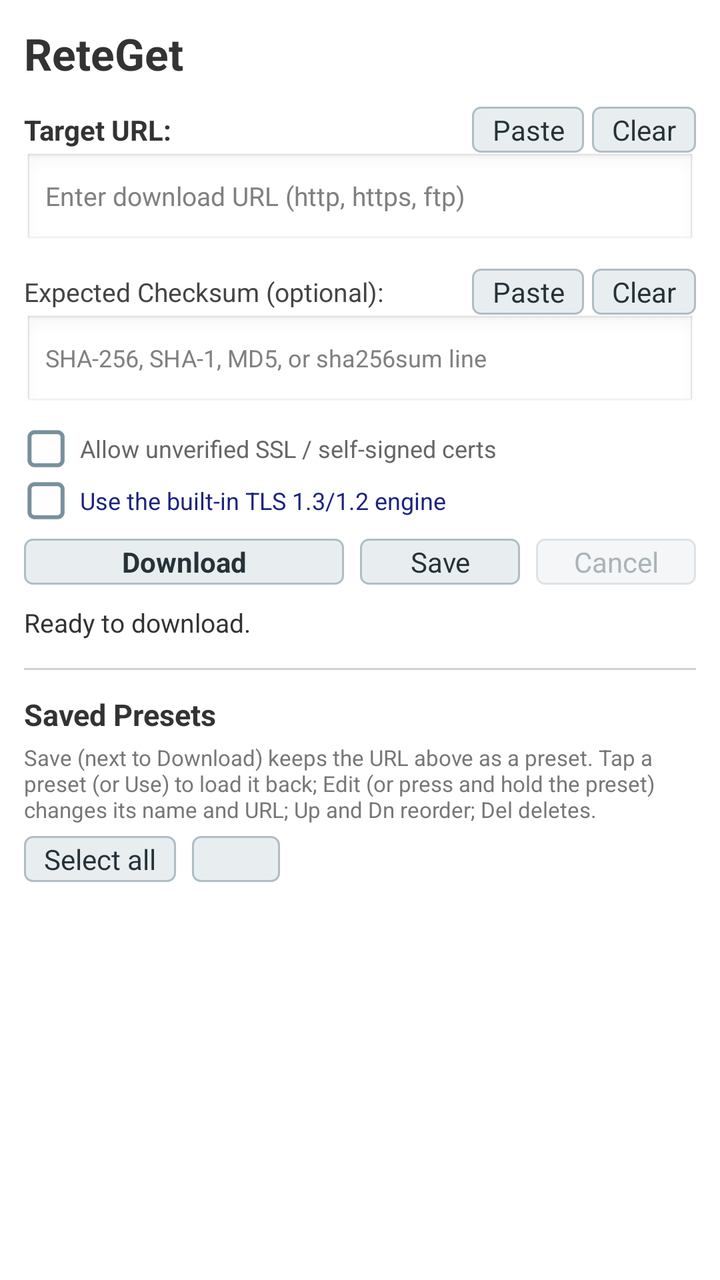
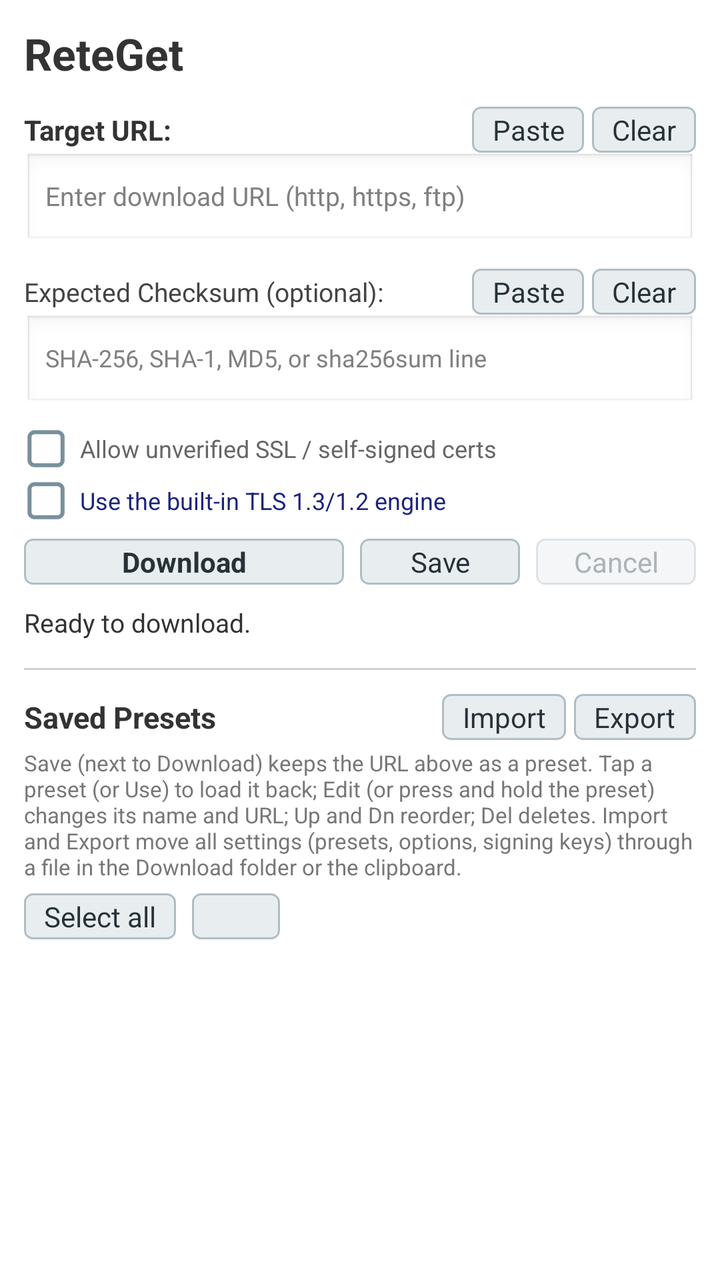

The first picture is an Android layout as it rendered before a commit; the second is the same layout after the commit. The layout source and the unified diff follow.
<!-- AndroidManifest.xml: application theme AppTheme -->
<!-- res/layout/activity_main.xml -->
<?xml version="1.0" encoding="utf-8"?>
<ScrollView xmlns:android="http://schemas.android.com/apk/res/android"
    android:id="@+id/scroll_view"
    android:layout_width="fill_parent"
    android:layout_height="fill_parent"
    android:fillViewport="true">

    <LinearLayout
        android:layout_width="fill_parent"
        android:layout_height="wrap_content"
        android:orientation="vertical"
        android:padding="12dp">

        <TextView
            android:layout_width="fill_parent"
            android:layout_height="wrap_content"
            android:text="@string/app_name"
            android:textSize="22sp"
            android:textStyle="bold"
            android:textColor="#333333"
            android:paddingBottom="8dp" />

        
        <LinearLayout
            android:id="@+id/layout_queue_section"
            android:layout_width="fill_parent"
            android:layout_height="wrap_content"
            android:orientation="vertical"
            android:background="#F2F6FA"
            android:padding="8dp"
            android:layout_marginBottom="10dp"
            android:visibility="gone">

            <LinearLayout
                android:layout_width="fill_parent"
                android:layout_height="wrap_content"
                android:orientation="horizontal"
                android:gravity="center_vertical">

                <TextView
                    android:id="@+id/txt_queue_title"
                    android:layout_width="0dp"
                    android:layout_height="wrap_content"
                    android:layout_weight="1"
                    android:text="@string/queue_title"
                    android:textSize="15sp"
                    android:textStyle="bold"
                    android:textColor="#006699" />

                <Button
                    android:id="@+id/btn_queue_clear"
                    android:layout_width="wrap_content"
                    android:layout_height="wrap_content"
                    android:text="@string/queue_clear_finished"
                    android:textSize="12sp" />
            </LinearLayout>

            <LinearLayout
                android:layout_width="fill_parent"
                android:layout_height="wrap_content"
                android:orientation="horizontal"
                android:layout_marginTop="4dp">

                <Button
                    android:id="@+id/btn_queue_select_all"
                    android:layout_width="wrap_content"
                    android:layout_height="wrap_content"
                    android:text="@string/btn_select_all" />

                <Button
                    android:id="@+id/btn_queue_delete_selected"
                    android:layout_width="wrap_content"
                    android:layout_height="wrap_content"
                    android:layout_marginLeft="8dp"
                    android:textColor="@color/btn_danger_text" />
            </LinearLayout>

            <LinearLayout
                android:id="@+id/layout_queue_list"
                android:layout_width="fill_parent"
                android:layout_height="wrap_content"
                android:orientation="vertical" />
        </LinearLayout>

        <LinearLayout
            android:layout_width="fill_parent"
            android:layout_height="wrap_content"
            android:orientation="horizontal"
            android:gravity="center_vertical"
            android:paddingTop="4dp">

            <TextView
                android:layout_width="0dp"
                android:layout_height="wrap_content"
                android:layout_weight="1"
                android:text="@string/target_url"
                android:textSize="14sp"
                android:textStyle="bold"
                android:textColor="#333333" />

            <Button
                android:id="@+id/btn_paste_url"
                android:layout_width="wrap_content"
                android:layout_height="wrap_content"
                android:text="@string/btn_paste" />

            <Button
                android:id="@+id/btn_clear_url"
                android:layout_width="wrap_content"
                android:layout_height="wrap_content"
                android:layout_marginLeft="4dp"
                android:text="@string/btn_clear_url" />
        </LinearLayout>

        <EditText
            android:id="@+id/edit_url"
            android:layout_width="fill_parent"
            android:layout_height="wrap_content"
            android:hint="@string/url_hint"
            android:singleLine="false"
            android:maxLines="4"
            android:textSize="13sp"
            android:layout_marginBottom="8dp" />

        
        <LinearLayout
            android:id="@+id/layout_variables"
            android:layout_width="fill_parent"
            android:layout_height="wrap_content"
            android:orientation="vertical"
            android:layout_marginBottom="10dp"
            android:visibility="gone">

            <TextView
                android:layout_width="fill_parent"
                android:layout_height="wrap_content"
                android:text="@string/lbl_templates"
                android:textSize="13sp"
                android:textStyle="bold"
                android:textColor="#006699"
                android:paddingBottom="4dp" />

            <LinearLayout
                android:id="@+id/variables_fields"
                android:layout_width="fill_parent"
                android:layout_height="wrap_content"
                android:orientation="vertical" />

            <TextView
                android:id="@+id/txt_resolved_preview"
                android:layout_width="fill_parent"
                android:layout_height="wrap_content"
                android:textSize="11sp"
                android:textColor="#555555"
                android:paddingTop="4dp" />
        </LinearLayout>

        
        <LinearLayout
            android:layout_width="fill_parent"
            android:layout_height="wrap_content"
            android:orientation="horizontal"
            android:gravity="center_vertical"
            android:paddingTop="2dp">

            <TextView
                android:layout_width="0dp"
                android:layout_height="wrap_content"
                android:layout_weight="1"
                android:text="@string/lbl_checksum"
                android:textSize="13sp"
                android:textColor="#444444" />

            <Button
                android:id="@+id/btn_paste_checksum"
                android:layout_width="wrap_content"
                android:layout_height="wrap_content"
                android:text="@string/btn_paste" />

            <Button
                android:id="@+id/btn_clear_checksum"
                android:layout_width="wrap_content"
                android:layout_height="wrap_content"
                android:layout_marginLeft="4dp"
                android:text="@string/btn_clear_url" />
        </LinearLayout>

        <EditText
            android:id="@+id/edit_expected_checksum"
            android:layout_width="fill_parent"
            android:layout_height="wrap_content"
            android:layout_marginBottom="8dp"
            android:hint="@string/checksum_hint"
            android:singleLine="true"
            android:textSize="12sp" />

        <CheckBox
            android:id="@+id/chk_insecure_ssl"
            android:layout_width="fill_parent"
            android:layout_height="wrap_content"
            android:text="@string/chk_insecure"
            android:textSize="12sp"
            android:textColor="#666666"
            android:layout_marginBottom="4dp" />

        <CheckBox
            android:id="@+id/chk_pure_tls"
            android:layout_width="fill_parent"
            android:layout_height="wrap_content"
            android:text="@string/chk_pure_tls"
            android:textSize="12sp"
            android:textColor="#1a237e"
            android:layout_marginBottom="8dp" />

        <LinearLayout
            android:layout_width="fill_parent"
            android:layout_height="wrap_content"
            android:orientation="horizontal"
            android:layout_marginBottom="10dp">

            <Button
                android:id="@+id/btn_download"
                android:layout_width="0dp"
                android:layout_height="wrap_content"
                android:layout_weight="2"
                android:text="@string/btn_download"
                android:textStyle="bold" />

            
            <Button
                android:id="@+id/btn_add_preset"
                android:layout_width="0dp"
                android:layout_height="wrap_content"
                android:layout_weight="1"
                android:layout_marginLeft="8dp"
                android:text="@string/btn_add_preset" />

            <Button
                android:id="@+id/btn_cancel"
                android:layout_width="0dp"
                android:layout_height="wrap_content"
                android:layout_weight="1"
                android:layout_marginLeft="8dp"
                android:text="@string/btn_cancel"
                android:enabled="false" />
        </LinearLayout>

        <ProgressBar
            android:id="@+id/progress_bar"
            style="?android:attr/progressBarStyleHorizontal"
            android:layout_width="fill_parent"
            android:layout_height="wrap_content"
            android:max="100"
            android:progress="0"
            android:visibility="gone"
            android:layout_marginBottom="6dp" />

        <TextView
            android:id="@+id/txt_progress_details"
            android:layout_width="fill_parent"
            android:layout_height="wrap_content"
            android:textSize="12sp"
            android:textColor="#666666"
            android:visibility="gone"
            android:layout_marginBottom="6dp" />

        <TextView
            android:id="@+id/txt_status"
            android:layout_width="fill_parent"
            android:layout_height="wrap_content"
            android:text="@string/status_idle"
            android:textSize="13sp"
            android:textColor="#333333"
            android:paddingBottom="6dp" />

        
        <LinearLayout
            android:id="@+id/layout_checksum_result"
            android:layout_width="fill_parent"
            android:layout_height="wrap_content"
            android:orientation="vertical"
            android:background="#f0f4f8"
            android:padding="8dp"
            android:layout_marginBottom="8dp"
            android:visibility="gone">

            <TextView
                android:id="@+id/txt_checksum_result"
                android:layout_width="fill_parent"
                android:layout_height="wrap_content"
                android:textSize="12sp"
                android:textColor="#222222"
                android:paddingBottom="6dp" />

            <LinearLayout
                android:layout_width="fill_parent"
                android:layout_height="wrap_content"
                android:orientation="horizontal">

                <Button
                    android:id="@+id/btn_copy_hash"
                    android:layout_width="0dp"
                    android:layout_height="wrap_content"
                    android:layout_weight="1"
                    android:text="@string/btn_copy_hash"
                    android:textSize="11sp" />

                <Button
                    android:id="@+id/btn_verify_hash"
                    android:layout_width="0dp"
                    android:layout_height="wrap_content"
                    android:layout_weight="1"
                    android:text="@string/btn_verify_hash"
                    android:textSize="11sp" />
            </LinearLayout>
        </LinearLayout>

        
        <LinearLayout
            android:id="@+id/layout_signature_result"
            android:layout_width="fill_parent"
            android:layout_height="wrap_content"
            android:orientation="vertical"
            android:background="#f5f7f9"
            android:padding="8dp"
            android:layout_marginBottom="8dp"
            android:visibility="gone">

            <TextView
                android:layout_width="fill_parent"
                android:layout_height="wrap_content"
                android:text="@string/lbl_signature"
                android:textSize="12sp"
                android:textStyle="bold"
                android:textColor="#333333"
                android:paddingBottom="4dp" />

            <TextView
                android:id="@+id/txt_signature_result"
                android:layout_width="fill_parent"
                android:layout_height="wrap_content"
                android:textSize="12sp"
                android:textColor="#222222"
                android:paddingBottom="6dp" />

            <Button
                android:id="@+id/btn_copy_cert"
                android:layout_width="wrap_content"
                android:layout_height="wrap_content"
                android:text="@string/btn_copy_cert"
                android:textSize="11sp" />
        </LinearLayout>

        <Button
            android:id="@+id/btn_install"
            android:layout_width="fill_parent"
            android:layout_height="wrap_content"
            android:text="@string/btn_install"
            android:textStyle="bold"
            android:visibility="gone"
            android:layout_marginBottom="14dp" />

        
        <View
            android:layout_width="fill_parent"
            android:layout_height="1dp"
            android:background="#d0d0d0"
            android:layout_marginTop="8dp"
            android:layout_marginBottom="12dp" />

        
        <LinearLayout
            android:id="@+id/layout_presets_section"
            android:layout_width="fill_parent"
            android:layout_height="wrap_content"
            android:orientation="vertical">

            <LinearLayout
                android:layout_width="fill_parent"
                android:layout_height="wrap_content"
                android:orientation="horizontal"
                android:gravity="center_vertical"
                android:layout_marginBottom="4dp">

                <TextView
                    android:layout_width="0dp"
                    android:layout_height="wrap_content"
                    android:layout_weight="1"
                    android:text="@string/lbl_presets_title"
                    android:textSize="15sp"
                    android:textStyle="bold"
                    android:textColor="#333333" />
            </LinearLayout>

            <TextView
                android:layout_width="fill_parent"
                android:layout_height="wrap_content"
                android:text="@string/lbl_presets_hint"
                android:textSize="11sp"
                android:textColor="#777777"
                android:layout_marginBottom="6dp" />

            
            <LinearLayout
                android:id="@+id/layout_preset_batch"
                android:layout_width="fill_parent"
                android:layout_height="wrap_content"
                android:orientation="horizontal"
                android:gravity="center_vertical"
                android:layout_marginBottom="6dp">

                <Button
                    android:id="@+id/btn_preset_select_all"
                    android:layout_width="wrap_content"
                    android:layout_height="wrap_content"
                    android:text="@string/btn_select_all" />

                <Button
                    android:id="@+id/btn_delete_selected"
                    android:layout_width="wrap_content"
                    android:layout_height="wrap_content"
                    android:layout_marginLeft="8dp"
                    android:textColor="@color/btn_danger_text" />
            </LinearLayout>

            <TextView
                android:id="@+id/txt_no_presets"
                android:layout_width="fill_parent"
                android:layout_height="wrap_content"
                android:text="@string/no_presets_msg"
                android:textSize="12sp"
                android:textColor="#888888"
                android:visibility="gone"
                android:padding="8dp" />

            
            <LinearLayout
                android:id="@+id/layout_presets_list"
                android:layout_width="fill_parent"
                android:layout_height="wrap_content"
                android:orientation="vertical" />
        </LinearLayout>

    </LinearLayout>
</ScrollView>
<!-- resources referenced by this layout -->
<resources>
  <string name="app_name">ReteGet</string>
  <string name="btn_add_preset">Save</string>
  <string name="btn_cancel">Cancel</string>
  <string name="btn_clear_url">Clear</string>
  <string name="btn_copy_cert">Copy Cert SHA-256</string>
  <string name="btn_copy_hash">Copy Hash</string>
  <string name="btn_download">Download</string>
  <string name="btn_install">Install APK</string>
  <string name="btn_paste">Paste</string>
  <string name="btn_select_all">Select all</string>
  <string name="btn_verify_hash">Verify Hash…</string>
  <string name="checksum_hint">SHA-256, SHA-1, MD5, or sha256sum line</string>
  <string name="chk_insecure">Allow unverified SSL / self-signed certs</string>
  <string name="chk_pure_tls">Use the built-in TLS 1.3/1.2 engine</string>
  <string name="lbl_checksum">Expected Checksum (optional):</string>
  <string name="lbl_presets_hint">Save (next to Download) keeps the URL above as a preset. Tap a preset (or Use) to load it back; Edit (or press and hold the preset) changes its name and URL; Up and Dn reorder; Del deletes.</string>
  <string name="lbl_presets_title">Saved Presets</string>
  <string name="lbl_signature">APK Signature &amp; Author:</string>
  <string name="lbl_templates">Template Variables:</string>
  <string name="no_presets_msg">No presets saved yet. Enter a URL above and tap \'+ Save Current URL\'.</string>
  <string name="queue_clear_finished">Clear finished</string>
  <string name="queue_title">Download queue</string>
  <string name="status_idle">Ready to download.</string>
  <string name="target_url">Target URL:</string>
  <string name="url_hint">Enter download URL (http, https, ftp)</string>
  <style name="AppTheme" parent="@android:style/Theme.Light.NoTitleBar">
          <item name="android:buttonStyle">@style/CompactButton</item>
          <item name="android:checkboxStyle">@style/CompactCheckBox</item>
      </style>
  <style name="CompactButton" parent="@android:style/Widget.Button">
          <item name="android:background">@drawable/btn_compact</item>
          <item name="android:textColor">@color/btn_compact_text</item>
          <item name="android:textSize">14sp</item>
          <item name="android:minHeight">0dp</item>
          <item name="android:minWidth">44dp</item>
          <item name="android:paddingTop">2dp</item>
          <item name="android:paddingBottom">2dp</item>
          <item name="android:paddingLeft">10dp</item>
          <item name="android:paddingRight">10dp</item>
          <item name="android:layout_margin">2dp</item>
      </style>
  <style name="CompactCheckBox" parent="@android:style/Widget.CompoundButton.CheckBox">
          <item name="android:button">@drawable/checkbox_compact</item>
          
          <item name="android:paddingLeft">28dp</item>
      </style>
  <!-- drawable checkbox_compact (drawable) -->
  <?xml version="1.0" encoding="utf-8"?>
  <selector xmlns:android="http://schemas.android.com/apk/res/android">
      <item android:state_checked="true" android:state_pressed="true" android:drawable="@drawable/checkbox_on_focus" />
      <item android:state_checked="true" android:state_focused="true" android:drawable="@drawable/checkbox_on_focus" />
      <item android:state_checked="true" android:drawable="@drawable/checkbox_on" />
      <item android:state_pressed="true" android:drawable="@drawable/checkbox_off_focus" />
      <item android:state_focused="true" android:drawable="@drawable/checkbox_off_focus" />
      <item android:drawable="@drawable/checkbox_off" />
  </selector>
  <!-- unchanged entries left out for length: 5 -->
</resources>

<!-- the commit's change to res/layout/activity_main.xml (unified diff, before → after) -->
@@ -390,6 +390,20 @@
                     android:textSize="15sp"
                     android:textStyle="bold"
                     android:textColor="#333333" />
+
+                
+                <Button
+                    android:id="@+id/btn_settings_import"
+                    android:layout_width="wrap_content"
+                    android:layout_height="wrap_content"
+                    android:text="@string/btn_import" />
+
+                <Button
+                    android:id="@+id/btn_settings_export"
+                    android:layout_width="wrap_content"
+                    android:layout_height="wrap_content"
+                    android:layout_marginLeft="4dp"
+                    android:text="@string/btn_export" />
             </LinearLayout>
 
             <TextView
<!-- resource entries referenced after the edit -->
@@ -7,6 +7,8 @@
   <string name="btn_copy_cert">Copy Cert SHA-256</string>
   <string name="btn_copy_hash">Copy Hash</string>
   <string name="btn_download">Download</string>
+  <string name="btn_export">Export</string>
+  <string name="btn_import">Import</string>
   <string name="btn_install">Install APK</string>
   <string name="btn_paste">Paste</string>
   <string name="btn_select_all">Select all</string>
@@ -15,7 +17,7 @@
   <string name="chk_insecure">Allow unverified SSL / self-signed certs</string>
   <string name="chk_pure_tls">Use the built-in TLS 1.3/1.2 engine</string>
   <string name="lbl_checksum">Expected Checksum (optional):</string>
-  <string name="lbl_presets_hint">Save (next to Download) keeps the URL above as a preset. Tap a preset (or Use) to load it back; Edit (or press and hold the preset) changes its name and URL; Up and Dn reorder; Del deletes.</string>
+  <string name="lbl_presets_hint">Save (next to Download) keeps the URL above as a preset. Tap a preset (or Use) to load it back; Edit (or press and hold the preset) changes its name and URL; Up and Dn reorder; Del deletes. Import and Export move all settings (presets, options, signing keys) through a file in the Download folder or the clipboard.</string>
   <string name="lbl_presets_title">Saved Presets</string>
   <string name="lbl_signature">APK Signature &amp; Author:</string>
   <string name="lbl_templates">Template Variables:</string>
